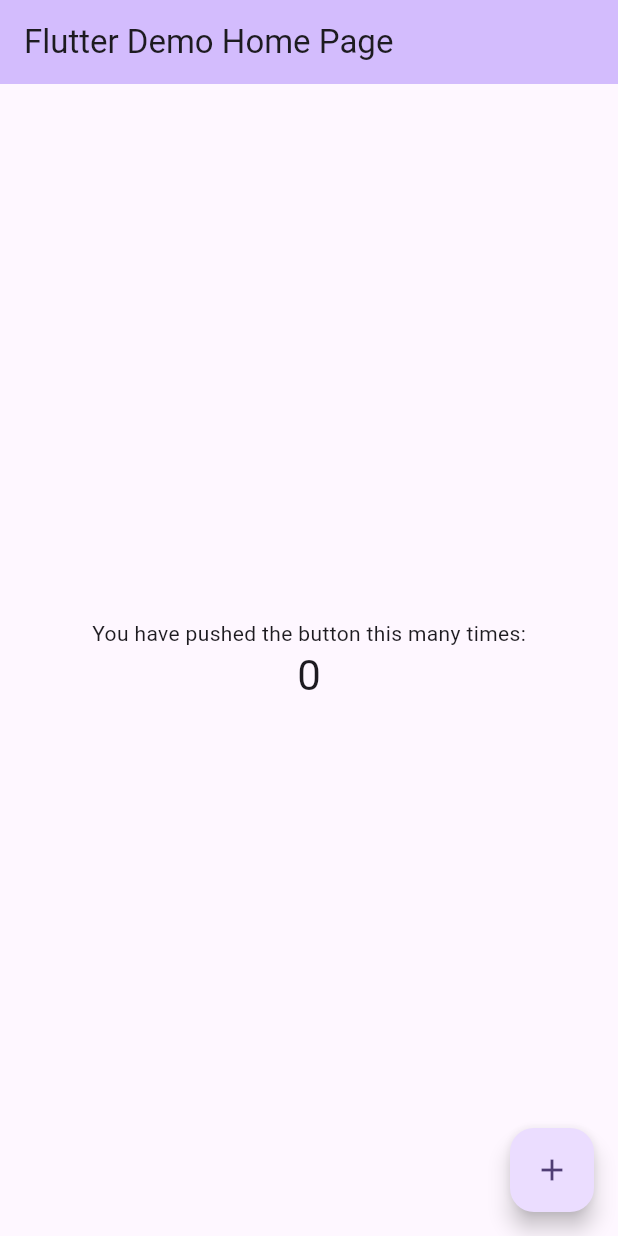
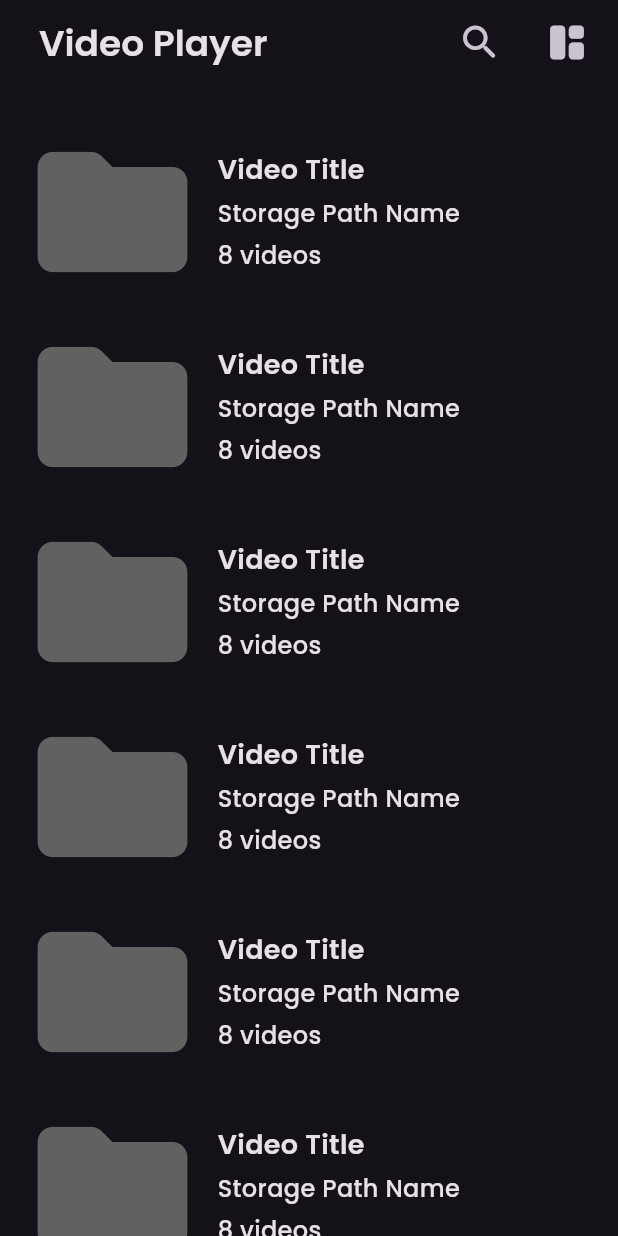
Before and after one commit to Spyou/video_player, a Flutter app: the screen it shows after launch, on a phone screen of 412 x 824 dp. Run offline on Flutter 3.47's test engine with Material 3 defaults, Android fonts, the phone set to English and light mode, and no system bars; our stand-ins replace google_fonts, page_transition.

Commit message:
Video Player Ui ✨

```diff
--- /dev/null
+++ b/lib/Pages/Home/home_page.dart
@@ -0,0 +1,122 @@
+import 'package:flutter/material.dart';
+import 'package:page_transition/page_transition.dart';
+import 'package:video_player/Pages/Details/detail_page.dart';
+
+class HomePage extends StatelessWidget {
+  const HomePage({super.key});
+
+  @override
+  Widget build(BuildContext context) {
+    return Scaffold(
+      appBar: AppBar(
+        centerTitle: false,
+        title: const Padding(
+          padding: EdgeInsets.symmetric(horizontal: 10),
+          child: Text('Video Player',
+              style: TextStyle(
+                fontSize: 24,
+                fontWeight: FontWeight.w600,
+              )),
+        ),
+        actions: [
+          IconButton(
+            onPressed: () {},
+            icon: const Icon(
+              Icons.search_rounded,
+              size: 30,
+            ),
+          ),
+          const SizedBox(
+            width: 10,
+          ),
+          IconButton(
+            onPressed: () {},
+            icon: const Icon(
+              Icons.space_dashboard_rounded,
+              size: 30,
+            ),
+          ),
+          const SizedBox(
+            width: 10,
+          ),
+        ],
+      ),
+      body: SingleChildScrollView(
+        child: Column(
+          children: [
+            const SizedBox(
+              height: 20,
+            ),
+            ListView.builder(
+                physics: const NeverScrollableScrollPhysics(),
+                shrinkWrap: true,
+                itemCount: 12,
+                itemBuilder: (context, index) {
+                  return InkWell(
+                    splashFactory: InkRipple.splashFactory,
+                    onTap: () {
+                      Navigator.push(
+                          context,
+                          PageTransition(
+                            child: const DetailPage(),
+                            type: PageTransitionType.rightToLeftWithFade,
+                          ));
+                    },
+                    child: Container(
+                      margin: const EdgeInsets.symmetric(
+                          horizontal: 15, vertical: 5),
+                      child: Row(
+                        children: [
+                          Icon(
+                            Icons.folder_rounded,
+                            size: 120,
+                            color: Colors.grey[700],
+                          ),
+                          const SizedBox(
+                            width: 10,
+                          ),
+                          const Expanded(
+                            child: Column(
+                              crossAxisAlignment: CrossAxisAlignment.start,
+                              children: [
+                                Text(
+                                  'Video Title',
+                                  style: TextStyle(
+                                    fontSize: 18,
+                                    fontWeight: FontWeight.w600,
+                                  ),
+                                ),
+                                SizedBox(
+                                  height: 5,
+                                ),
+                                Text(
+                                  'Storage Path Name',
+                                  style: TextStyle(
+                                    fontSize: 16,
+                                    fontWeight: FontWeight.w500,
+                                  ),
+                                ),
+                                SizedBox(
+                                  height: 5,
+                                ),
+                                Text(
+                                  '8 videos',
+                                  style: TextStyle(
+                                    fontSize: 16,
+                                    fontWeight: FontWeight.w500,
+                                  ),
+                                ),
+                              ],
+                            ),
+                          ),
+                        ],
+                      ),
+                    ),
+                  );
+                }),
+          ],
+        ),
+      ),
+    );
+  }
+}
--- a/lib/main.dart
+++ b/lib/main.dart
@@ -1,4 +1,6 @@
 import 'package:flutter/material.dart';
+import 'package:google_fonts/google_fonts.dart';
+import 'package:video_player/Pages/Home/home_page.dart';
 
 void main() {
   runApp(const MyApp());
@@ -7,119 +9,17 @@ void main() {
 class MyApp extends StatelessWidget {
   const MyApp({super.key});
 
-  // This widget is the root of your application.
   @override
   Widget build(BuildContext context) {
     return MaterialApp(
       title: 'Flutter Demo',
+      debugShowCheckedModeBanner: false,
       theme: ThemeData(
-        // This is the theme of your application.
-        //
-        // TRY THIS: Try running your application with "flutter run". You'll see
-        // the application has a purple toolbar. Then, without quitting the app,
-        // try changing the seedColor in the colorScheme below to Colors.green
-        // and then invoke "hot reload" (save your changes or press the "hot
-        // reload" button in a Flutter-supported IDE, or press "r" if you used
-        // the command line to start the app).
-        //
-        // Notice that the counter didn't reset back to zero; the application
-        // state is not lost during the reload. To reset the state, use hot
-        // restart instead.
-        //
-        // This works for code too, not just values: Most code changes can be
-        // tested with just a hot reload.
-        colorScheme: ColorScheme.fromSeed(seedColor: Colors.deepPurple),
+        brightness: Brightness.dark,
         useMaterial3: true,
+        fontFamily: GoogleFonts.poppins().fontFamily,
       ),
-      home: const MyHomePage(title: 'Flutter Demo Home Page'),
+      home: const HomePage(),
     );
   }
 }
-
-class MyHomePage extends StatefulWidget {
-  const MyHomePage({super.key, required this.title});
-
-  // This widget is the home page of your application. It is stateful, meaning
-  // that it has a State object (defined below) that contains fields that affect
-  // how it looks.
-
-  // This class is the configuration for the state. It holds the values (in this
-  // case the title) provided by the parent (in this case the App widget) and
-  // used by the build method of the State. Fields in a Widget subclass are
-  // always marked "final".
-
-  final String title;
-
-  @override
-  State<MyHomePage> createState() => _MyHomePageState();
-}
-
-class _MyHomePageState extends State<MyHomePage> {
-  int _counter = 0;
-
-  void _incrementCounter() {
-    setState(() {
-      // This call to setState tells the Flutter framework that something has
-      // changed in this State, which causes it to rerun the build method below
-      // so that the display can reflect the updated values. If we changed
-      // _counter without calling setState(), then the build method would not be
-      // called again, and so nothing would appear to happen.
-      _counter++;
-    });
-  }
-
-  @override
-  Widget build(BuildContext context) {
-    // This method is rerun every time setState is called, for instance as done
-    // by the _incrementCounter method above.
-    //
-    // The Flutter framework has been optimized to make rerunning build methods
-    // fast, so that you can just rebuild anything that needs updating rather
-    // than having to individually change instances of widgets.
-    return Scaffold(
-      appBar: AppBar(
-        // TRY THIS: Try changing the color here to a specific color (to
-        // Colors.amber, perhaps?) and trigger a hot reload to see the AppBar
-        // change color while the other colors stay the same.
-        backgroundColor: Theme.of(context).colorScheme.inversePrimary,
-        // Here we take the value from the MyHomePage object that was created by
-        // the App.build method, and use it to set our appbar title.
-        title: Text(widget.title),
-      ),
-      body: Center(
-        // Center is a layout widget. It takes a single child and positions it
-        // in the middle of the parent.
-        child: Column(
-          // Column is also a layout widget. It takes a list of children and
-          // arranges them vertically. By default, it sizes itself to fit its
-          // children horizontally, and tries to be as tall as its parent.
-          //
-          // Column has various properties to control how it sizes itself and
-          // how it positions its children. Here we use mainAxisAlignment to
-          // center the children vertically; the main axis here is the vertical
-          // axis because Columns are vertical (the cross axis would be
-          // horizontal).
-          //
-          // TRY THIS: Invoke "debug painting" (choose the "Toggle Debug Paint"
-          // action in the IDE, or press "p" in the console), to see the
-          // wireframe for each widget.
-          mainAxisAlignment: MainAxisAlignment.center,
-          children: <Widget>[
-            const Text(
-              'You have pushed the button this many times:',
-            ),
-            Text(
-              '$_counter',
-              style: Theme.of(context).textTheme.headlineMedium,
-            ),
-          ],
-        ),
-      ),
-      floatingActionButton: FloatingActionButton(
-        onPressed: _incrementCounter,
-        tooltip: 'Increment',
-        child: const Icon(Icons.add),
-      ), // This trailing comma makes auto-formatting nicer for build methods.
-    );
-  }
-}
--- a/pubspec.yaml
+++ b/pubspec.yaml
@@ -35,6 +35,8 @@ dependencies:
   # The following adds the Cupertino Icons font to your application.
   # Use with the CupertinoIcons class for iOS style icons.
   cupertino_icons: ^1.0.2
+  page_transition: ^2.1.0
+  google_fonts: ^6.1.0
 
 dev_dependencies:
   flutter_test:
```
Also changed, not shown: lib/Pages/Details/detail_page.dart (added, +95 -0 lines), pubspec.lock, 7 other files.
